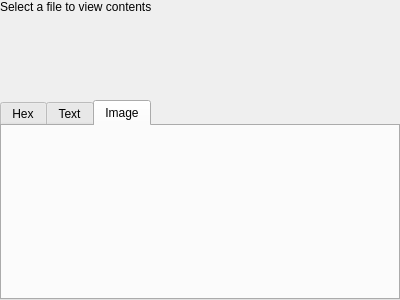
First picture: the form in mixfiledisplay.ui, repository rm5248/openw3d-utils, before the edit.
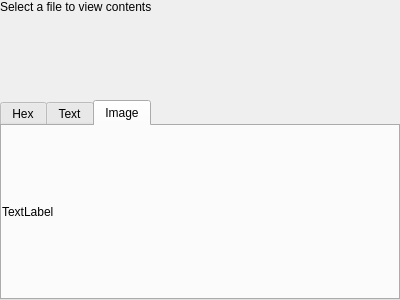
Second picture: the form after the edit. The open tabs and pages were chosen to show the change.

Commit message: display TGA files.  Started work on DDS

Diff of the .ui file:
```diff
--- a/mixfiledisplay.ui
+++ b/mixfiledisplay.ui
@@ -80,6 +80,27 @@
       <attribute name="title">
        <string>Image</string>
       </attribute>
+      <layout class="QGridLayout" name="gridLayout">
+       <property name="leftMargin">
+        <number>0</number>
+       </property>
+       <property name="topMargin">
+        <number>0</number>
+       </property>
+       <property name="rightMargin">
+        <number>0</number>
+       </property>
+       <property name="bottomMargin">
+        <number>0</number>
+       </property>
+       <item row="0" column="0">
+        <widget class="QLabel" name="image_display">
+         <property name="text">
+          <string>TextLabel</string>
+         </property>
+        </widget>
+       </item>
+      </layout>
      </widget>
     </widget>
    </item>
```
The commit also changes 7 other files.
